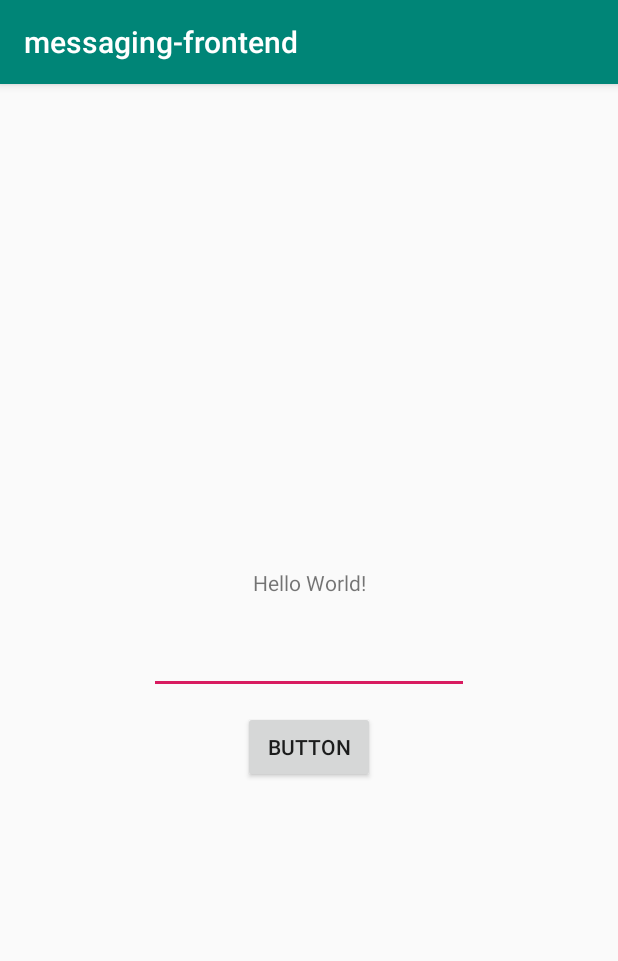
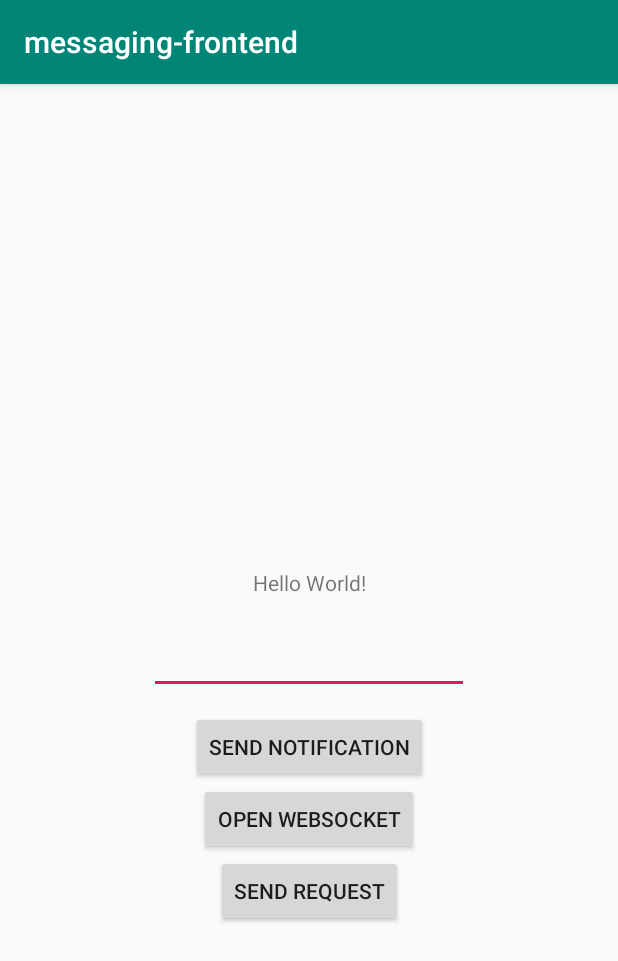
Before and after one commit to AMOS-NextHMI/messaging-frontend, an Android app: the screen it shows after launch (MainActivity), on a phone screen of 412 x 824 dp. Shown: the top 961 px of the screen. Run offline under Robolectric (Android 15) with nearby library versions, the phone set to English and light mode, and no system bars; 1 statement that could not run was skipped.

Commit message:
Implemented websockets, added debug UI elements, some refractoring

```diff
--- a/mobile/build.gradle
+++ b/mobile/build.gradle
@@ -20,8 +20,8 @@ android {
 }
 
 dependencies {
-    implementation 'com.android.volley:volley:1.1.1'
     implementation fileTree(dir: 'libs', include: ['*.jar'])
+    implementation 'com.squareup.okhttp3:okhttp:4.3.1'
     implementation 'androidx.appcompat:appcompat:1.0.2'
     implementation 'androidx.constraintlayout:constraintlayout:1.1.3'
     implementation 'androidx.appcompat:appcompat:1.1.0'
--- a/mobile/src/main/AndroidManifest.xml
+++ b/mobile/src/main/AndroidManifest.xml
@@ -7,6 +7,7 @@
     <uses-permission android:name="android.permission.INTERNET" />
 
     <application
+        android:usesCleartextTraffic="false"
         android:allowBackup="true"
         android:icon="@mipmap/ic_launcher"
         android:label="@string/app_name"
--- a/mobile/src/main/java/com/example/messaging_frontend/MainActivity.java
+++ b/mobile/src/main/java/com/example/messaging_frontend/MainActivity.java
@@ -15,8 +15,7 @@ import android.os.Bundle;
 import android.os.IBinder;
 import android.view.View;
 import android.widget.Button;
-
-import com.google.android.material.snackbar.Snackbar;
+import android.widget.EditText;
 
 public class MainActivity extends AppCompatActivity {
     // TODO: outsource notifications
@@ -29,49 +28,46 @@ public class MainActivity extends AppCompatActivity {
 
     @Override
     protected void onCreate(Bundle savedInstanceState) {
-
-        createNotificationChannel();
-
         super.onCreate(savedInstanceState);
         setContentView(R.layout.activity_main);
-
-        //Send notification on button press
-        Button button = findViewById(R.id.button);
+        //Buttons
+        Button button = findViewById(R.id.notificationButton);
         button.setOnClickListener(new View.OnClickListener() {
             @Override
             public void onClick(View view) {
                 sendNotification();
-
-                if(mBound){
-                    mService.testMethod();
-                    mService.sendHttpTestMessage();
+            }
+        });
+        final EditText editText = findViewById(R.id.editText);
+        Button openSocketButton = findViewById(R.id.openSocketButton);
+        openSocketButton.setOnClickListener(new View.OnClickListener() {
+            @Override
+            public void onClick(View view) {
+                if (mBound) {
+                    mService.startWebSocket("wss://echo.websocket.org");
                 }
-
+            }
+        });
+        Button sendButton = findViewById(R.id.sendButton);
+        sendButton.setOnClickListener(new View.OnClickListener() {
+            @Override
+            public void onClick(View view) {
+                if (mBound) {
+                    mService.sendRequest(editText.getText().toString());
+                }
             }
         });
 
 
-        /* Service Code */
+        createNotificationChannel();
 
-        // Start Service
+        // Start and bind service (only bind would also be an option)
         Intent intent = new Intent(this, MessageService.class);
         startService(intent);
-
-        // Bind Service
-        // public abstract boolean bindService(Intent service, ServiceConnection conn, int flags);
-        // ServiceConnection, which monitors the connection with the service.
-        // The return value of bindService() indicates whether the requested service exists and whether the client is permitted access to it.
-
         bindService(intent, connection, Context.BIND_AUTO_CREATE);
-
-        if(mBound){
-            mService.testMethod();
-        }
-
-
     }
 
-    /** Defines callbacks for service binding, passed to bindService() */
+    // Defines callbacks for service binding, passed to bindService()
     private ServiceConnection connection = new ServiceConnection() {
 
         @Override
--- a/mobile/src/main/res/layout/activity_main.xml
+++ b/mobile/src/main/res/layout/activity_main.xml
@@ -19,10 +19,10 @@
         app:layout_constraintVertical_bias="0.431" />
 
     <Button
-        android:id="@+id/button"
+        android:id="@+id/notificationButton"
         android:layout_width="wrap_content"
         android:layout_height="wrap_content"
-        android:text="Button"
+        android:text="send notification"
         app:layout_constraintBottom_toBottomOf="parent"
         app:layout_constraintEnd_toEndOf="parent"
         app:layout_constraintHorizontal_bias="0.5"
@@ -43,4 +43,27 @@
         app:layout_constraintStart_toStartOf="parent"
         app:layout_constraintTop_toTopOf="parent" />
 
+    <Button
+        android:id="@+id/openSocketButton"
+        android:layout_width="wrap_content"
+        android:layout_height="wrap_content"
+        android:text="open websocket"
+        app:layout_constraintBottom_toBottomOf="parent"
+        app:layout_constraintEnd_toEndOf="parent"
+        app:layout_constraintHorizontal_bias="0.5"
+        app:layout_constraintStart_toStartOf="parent"
+        app:layout_constraintTop_toBottomOf="@+id/notificationButton"
+        app:layout_constraintVertical_bias="0.0" />
+
+    <Button
+        android:id="@+id/sendButton"
+        android:layout_width="wrap_content"
+        android:layout_height="wrap_content"
+        android:text="send request"
+        app:layout_constraintBottom_toBottomOf="parent"
+        app:layout_constraintEnd_toEndOf="parent"
+        app:layout_constraintStart_toStartOf="parent"
+        app:layout_constraintTop_toBottomOf="@+id/openSocketButton"
+        app:layout_constraintVertical_bias="0.0" />
+
 </androidx.constraintlayout.widget.ConstraintLayout>
```
Also changed, not shown: mobile/src/main/java/com/example/messaging_frontend/MessageService.java (+49 -65 lines).
